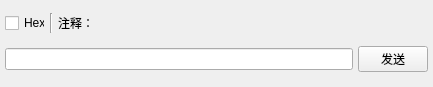
This is customdatasendwidget.ui in dashao643/SerialTool-Qt as Qt 5 draws it before an edit. The edited form follows.
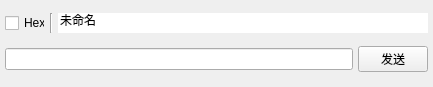
This is the edited form.

```diff
--- a/customdatasendwidget.ui
+++ b/customdatasendwidget.ui
@@ -55,19 +55,6 @@
      </property>
     </widget>
    </item>
-   <item row="0" column="2" colspan="2">
-    <widget class="QLabel" name="label">
-     <property name="minimumSize">
-      <size>
-       <width>0</width>
-       <height>20</height>
-      </size>
-     </property>
-     <property name="text">
-      <string>注释：</string>
-     </property>
-    </widget>
-   </item>
    <item row="1" column="0" colspan="3">
     <widget class="QLineEdit" name="lineEdit"/>
    </item>
@@ -78,6 +65,16 @@
      </property>
     </widget>
    </item>
+   <item row="0" column="2" colspan="2">
+    <widget class="QLineEdit" name="lineEdit_Comment">
+     <property name="text">
+      <string>未命名</string>
+     </property>
+     <property name="frame">
+      <bool>false</bool>
+     </property>
+    </widget>
+   </item>
   </layout>
  </widget>
  <resources/>
```
Left out of the diff: 4 changed lines with no effect on the pictures.
